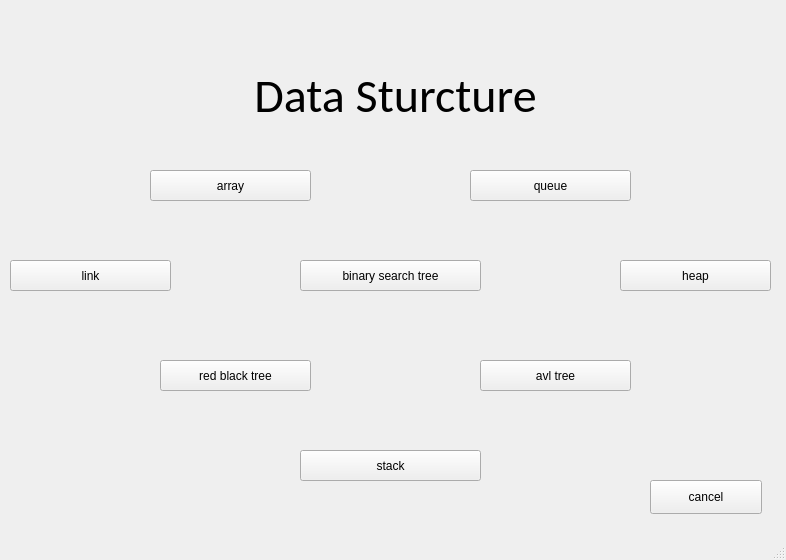
Before: the Qt Designer form DSVis/WINDOW/model1_main.ui in Dreamerryao/CPlusPlus-Project, drawn with Qt 5.
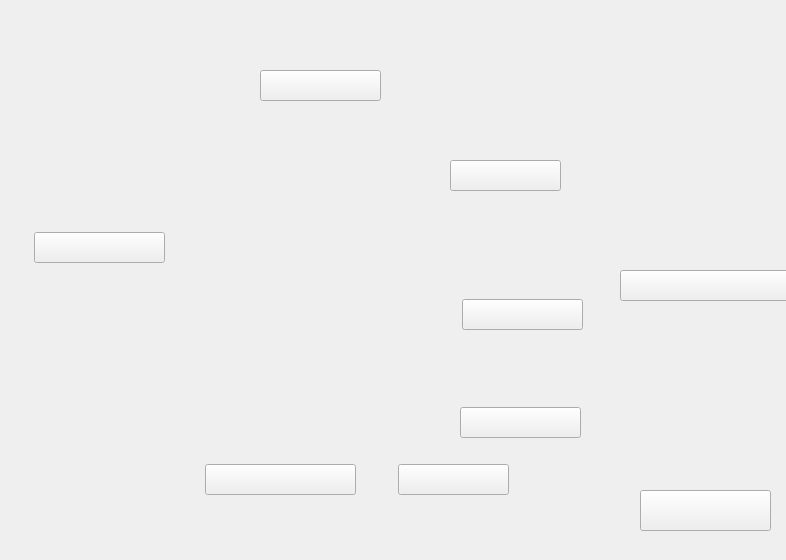
After: the same form once the commit is applied. Icons and pictures are not drawn.

```diff
--- a/DSVis/WINDOW/model1_main.ui
+++ b/DSVis/WINDOW/model1_main.ui
@@ -13,27 +13,36 @@
   <property name="windowTitle">
    <string>MainWindow</string>
   </property>
+  <property name="styleSheet">
+   <string notr="true">border-image: url(:/background/images/back2.png);</string>
+  </property>
   <widget class="QWidget" name="centralwidget">
    <widget class="QPushButton" name="pushButton_10">
     <property name="geometry">
      <rect>
-      <x>650</x>
-      <y>480</y>
-      <width>112</width>
-      <height>34</height>
+      <x>640</x>
+      <y>490</y>
+      <width>131</width>
+      <height>41</height>
      </rect>
     </property>
+    <property name="cursor">
+     <cursorShape>OpenHandCursor</cursorShape>
+    </property>
+    <property name="styleSheet">
+     <string notr="true">border-image: url(:/background/images/cancel.png);</string>
+    </property>
     <property name="text">
-     <string>cancel</string>
+     <string/>
     </property>
    </widget>
    <widget class="QLabel" name="label">
     <property name="geometry">
      <rect>
-      <x>170</x>
-      <y>50</y>
-      <width>451</width>
-      <height>91</height>
+      <x>660</x>
+      <y>-30</y>
+      <width>131</width>
+      <height>341</height>
      </rect>
     </property>
     <property name="font">
@@ -42,8 +51,11 @@
       <pointsize>36</pointsize>
      </font>
     </property>
+    <property name="styleSheet">
+     <string notr="true">border-image: url(:/background/images/ds222.png);</string>
+    </property>
     <property name="text">
-     <string>Data Sturcture</string>
+     <string/>
     </property>
     <property name="alignment">
      <set>Qt::AlignCenter</set>
@@ -52,119 +64,276 @@
    <widget class="QPushButton" name="pushButton">
     <property name="geometry">
      <rect>
-      <x>150</x>
-      <y>170</y>
-      <width>161</width>
+      <x>260</x>
+      <y>70</y>
+      <width>121</width>
       <height>31</height>
      </rect>
     </property>
+    <property name="styleSheet">
+     <string notr="true">border-image: url(:/background/images/array.png);</string>
+    </property>
     <property name="text">
-     <string>array</string>
+     <string/>
     </property>
    </widget>
    <widget class="QPushButton" name="pushButton_2">
     <property name="geometry">
      <rect>
-      <x>10</x>
-      <y>260</y>
-      <width>161</width>
+      <x>34</x>
+      <y>232</y>
+      <width>131</width>
       <height>31</height>
      </rect>
     </property>
+    <property name="styleSheet">
+     <string notr="true">border-image: url(:/background/images/link.png);</string>
+    </property>
     <property name="text">
-     <string>link</string>
+     <string/>
     </property>
    </widget>
    <widget class="QPushButton" name="pushButton_4">
     <property name="geometry">
      <rect>
-      <x>300</x>
-      <y>450</y>
-      <width>181</width>
+      <x>398</x>
+      <y>464</y>
+      <width>111</width>
       <height>31</height>
      </rect>
     </property>
+    <property name="styleSheet">
+     <string notr="true">border-image: url(:/background/images/stack.png);</string>
+    </property>
     <property name="text">
-     <string>stack</string>
+     <string/>
     </property>
    </widget>
    <widget class="QPushButton" name="pushButton_5">
     <property name="geometry">
      <rect>
-      <x>470</x>
-      <y>170</y>
-      <width>161</width>
+      <x>450</x>
+      <y>160</y>
+      <width>111</width>
       <height>31</height>
      </rect>
     </property>
+    <property name="styleSheet">
+     <string notr="true">border-image: url(:/background/images/queue.png);</string>
+    </property>
     <property name="text">
-     <string>queue</string>
+     <string/>
     </property>
    </widget>
    <widget class="QPushButton" name="pushButton_6">
     <property name="geometry">
      <rect>
-      <x>620</x>
-      <y>260</y>
-      <width>151</width>
+      <x>462</x>
+      <y>299</y>
+      <width>121</width>
       <height>31</height>
      </rect>
     </property>
+    <property name="styleSheet">
+     <string notr="true">border-image: url(:/background/images/heap.png);</string>
+    </property>
     <property name="text">
-     <string>heap</string>
+     <string/>
     </property>
    </widget>
    <widget class="QPushButton" name="pushButton_7">
     <property name="geometry">
      <rect>
-      <x>300</x>
-      <y>260</y>
+      <x>620</x>
+      <y>270</y>
       <width>181</width>
       <height>31</height>
      </rect>
     </property>
+    <property name="styleSheet">
+     <string notr="true">border-image: url(:/background/images/BST.png);</string>
+    </property>
     <property name="text">
-     <string>binary search tree</string>
+     <string/>
     </property>
    </widget>
    <widget class="QPushButton" name="pushButton_8">
     <property name="geometry">
      <rect>
-      <x>480</x>
-      <y>360</y>
-      <width>151</width>
+      <x>460</x>
+      <y>407</y>
+      <width>121</width>
       <height>31</height>
      </rect>
     </property>
+    <property name="styleSheet">
+     <string notr="true">border-image: url(:/background/images/avl.png);</string>
+    </property>
     <property name="text">
-     <string>avl tree</string>
+     <string/>
     </property>
    </widget>
    <widget class="QPushButton" name="pushButton_9">
     <property name="geometry">
      <rect>
-      <x>160</x>
-      <y>360</y>
+      <x>205</x>
+      <y>464</y>
       <width>151</width>
       <height>31</height>
      </rect>
     </property>
+    <property name="styleSheet">
+     <string notr="true">border-image: url(:/background/images/RBT.png);</string>
+    </property>
     <property name="text">
-     <string>red black tree</string>
+     <string/>
     </property>
    </widget>
+   <widget class="QLabel" name="label_2">
+    <property name="geometry">
+     <rect>
+      <x>583</x>
+      <y>475</y>
+      <width>71</width>
+      <height>61</height>
+     </rect>
+    </property>
+    <property name="styleSheet">
+     <string notr="true">border-image: url(:/background/images/wuya.png);</string>
+    </property>
+    <property name="text">
+     <string/>
+    </property>
+   </widget>
+   <widget class="QLabel" name="label_3">
+    <property name="geometry">
+     <rect>
+      <x>207</x>
+      <y>462</y>
+      <width>41</width>
+      <height>31</height>
+     </rect>
+    </property>
+    <property name="styleSheet">
+     <string notr="true">border-image: url(:/background/images/button.png);</string>
+    </property>
+    <property name="text">
+     <string/>
+    </property>
+   </widget>
+   <widget class="QLabel" name="label_4">
+    <property name="geometry">
+     <rect>
+      <x>366</x>
+      <y>463</y>
+      <width>41</width>
+      <height>31</height>
+     </rect>
+    </property>
+    <property name="styleSheet">
+     <string notr="true">border-image: url(:/background/images/button.png);</string>
+    </property>
+    <property name="text">
+     <string/>
+    </property>
+   </widget>
+   <widget class="QLabel" name="label_5">
+    <property name="geometry">
+     <rect>
+      <x>446</x>
+      <y>405</y>
+      <width>41</width>
+      <height>31</height>
+     </rect>
+    </property>
+    <property name="styleSheet">
+     <string notr="true">border-image: url(:/background/images/button.png);</string>
+    </property>
+    <property name="text">
+     <string/>
+    </property>
+   </widget>
+   <widget class="QLabel" name="label_6">
+    <property name="geometry">
+     <rect>
+      <x>413</x>
+      <y>165</y>
+      <width>41</width>
+      <height>31</height>
+     </rect>
+    </property>
+    <property name="styleSheet">
+     <string notr="true">border-image: url(:/background/images/button.png);</string>
+    </property>
+    <property name="text">
+     <string/>
+    </property>
+   </widget>
+   <widget class="QLabel" name="label_7">
+    <property name="geometry">
+     <rect>
+      <x>440</x>
+      <y>300</y>
+      <width>41</width>
+      <height>31</height>
+     </rect>
+    </property>
+    <property name="styleSheet">
+     <string notr="true">border-image: url(:/background/images/button.png);</string>
+    </property>
+    <property name="text">
+     <string/>
+    </property>
+   </widget>
+   <widget class="QLabel" name="label_8">
+    <property name="geometry">
+     <rect>
+      <x>630</x>
+      <y>271</y>
+      <width>41</width>
+      <height>31</height>
+     </rect>
+    </property>
+    <property name="styleSheet">
+     <string notr="true">border-image: url(:/background/images/button.png);</string>
+    </property>
+    <property name="text">
+     <string/>
+    </property>
+   </widget>
+   <widget class="QLabel" name="label_9">
+    <property name="geometry">
+     <rect>
+      <x>233</x>
+      <y>92</y>
+      <width>41</width>
+      <height>31</height>
+     </rect>
+    </property>
+    <property name="styleSheet">
+     <string notr="true">border-image: url(:/background/images/button.png);</string>
+    </property>
+    <property name="text">
+     <string/>
+    </property>
+   </widget>
+   <widget class="QLabel" name="label_10">
+    <property name="geometry">
+     <rect>
+      <x>127</x>
+      <y>249</y>
+      <width>41</width>
+      <height>31</height>
+     </rect>
+    </property>
+    <property name="styleSheet">
+     <string notr="true">border-image: url(:/background/images/button.png);</string>
+    </property>
+    <property name="text">
+     <string/>
+    </property>
+   </widget>
   </widget>
-  <widget class="QMenuBar" name="menubar">
-   <property name="geometry">
-    <rect>
-     <x>0</x>
-     <y>0</y>
-     <width>786</width>
-     <height>17</height>
-    </rect>
-   </property>
-  </widget>
-  <widget class="QStatusBar" name="statusbar"/>
  </widget>
  <resources/>
  <connections/>
```
